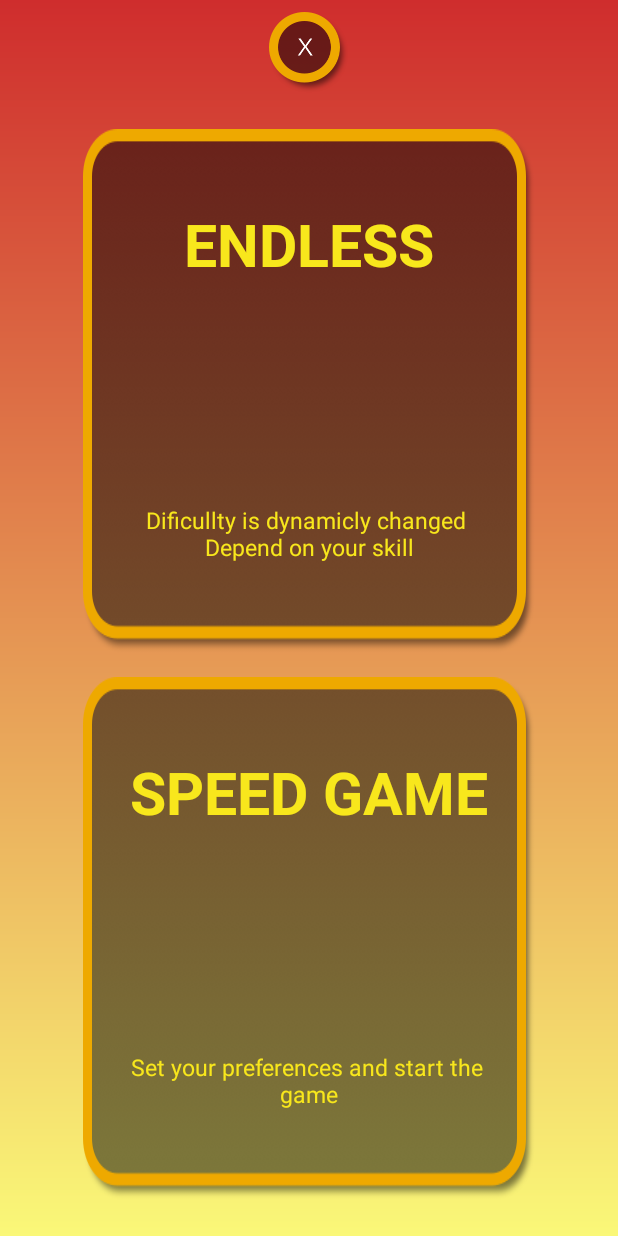
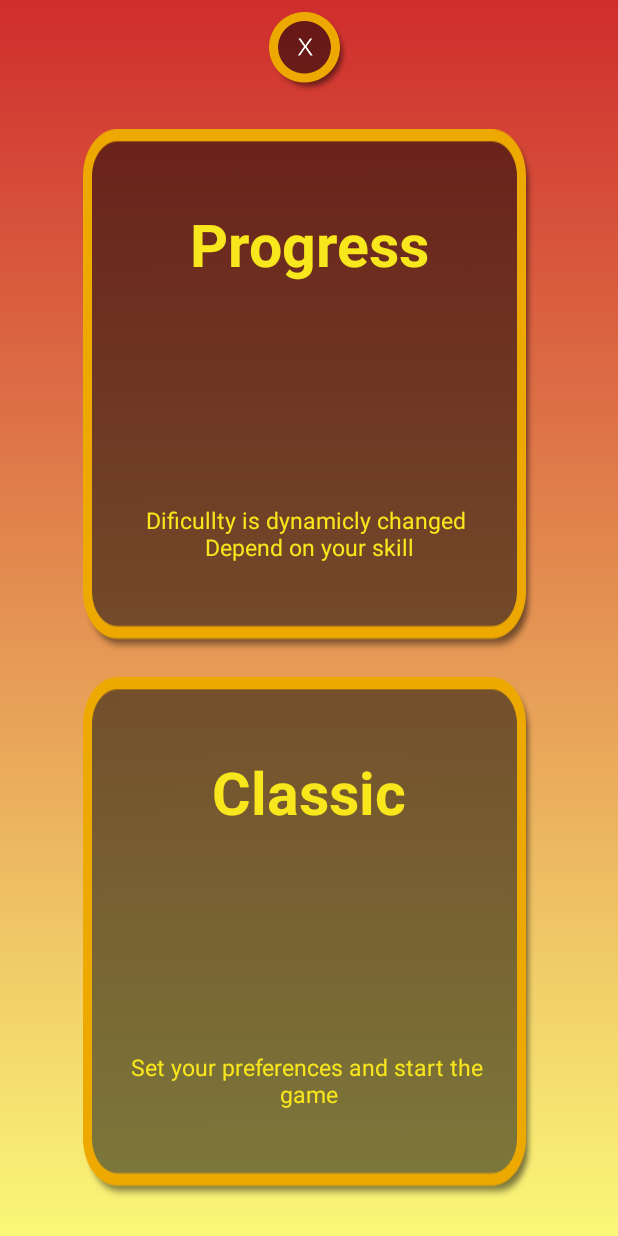
Before and after one commit to stankju23/MemoryBlitzKotlin, an Android app: the screen it shows after launch (GameTypeActivity), after a tap on an icon or button, on a phone screen of 412 x 824 dp. Run offline under Robolectric (Android 15) with nearby library versions, the phone set to English and light mode, and no system bars; libraries missing offline, so code that uses them is left out: me.everything.android; 1 statement that could not run was skipped.

Commit message:
highscore screen complete save and load game data and from shared preferences

```diff
--- a/app/src/main/java/com/example/stanislavcavajda/memoryblitz/Data/DataManager.kt
+++ b/app/src/main/java/com/example/stanislavcavajda/memoryblitz/Data/DataManager.kt
@@ -40,6 +40,8 @@ object DataManager {
 
     var classicGameHighScore: Int = 0
 
+    var progressGameHighScore: Int = 0
+
     var actualScore: Int = 0
 
     var pauseMillis: Long = 0
--- a/app/src/main/java/com/example/stanislavcavajda/memoryblitz/StartActivity.kt
+++ b/app/src/main/java/com/example/stanislavcavajda/memoryblitz/StartActivity.kt
@@ -2,12 +2,17 @@ package com.example.stanislavcavajda.memoryblitz
 
 import android.app.AlarmManager
 import android.app.PendingIntent
+import android.content.Context
 import android.content.Intent
 import android.support.v7.app.AppCompatActivity
 import android.os.Bundle
+import android.util.Log
 import android.view.View
 import kotlinx.android.synthetic.main.activity_start.*
 import android.view.animation.AlphaAnimation
+import com.example.stanislavcavajda.memoryblitz.Data.Constants
+import com.example.stanislavcavajda.memoryblitz.Data.DataManager
+import kotlinx.android.synthetic.main.two_x_two.*
 import me.everything.android.ui.overscroll.OverScrollDecoratorHelper
 import java.util.*
 
@@ -32,18 +37,31 @@ class StartActivity : AppCompatActivity() {
         OverScrollDecoratorHelper.setUpStaticOverScroll(main_layout,OverScrollDecoratorHelper.ORIENTATION_VERTICAL)
 
         score_button.setOnClickListener {
-
+            it.startAnimation(buttonClick)
+            var intent = Intent(this,HighScoreActivity::class.java)
+            startActivity(intent)
+            overridePendingTransition(R.anim.abc_slide_in_bottom, R.anim.abc_slide_out_bottom)
         }
 
         settings_button.setOnClickListener {
             it.startAnimation(buttonClick)
             var intent = Intent(this,SettingsActivity::class.java)
             startActivity(intent)
+            overridePendingTransition(R.anim.abc_slide_in_bottom, R.anim.abc_slide_out_bottom)
         }
 
+        var preferences = this.getSharedPreferences("highScore",Context.MODE_PRIVATE)
+        var gamePreferences = getSharedPreferences("game", Context.MODE_PRIVATE)
+        DataManager.progressGameHighScore = preferences.getInt(Constants.PROGRESS_GAME_HIGH_SCORE,0)
+        DataManager.classicGameHighScore = preferences.getInt(Constants.CLASSIC_GAME_HIGH_SCORE,0)
+        DataManager.actualCheckedGraphicPack = gamePreferences.getString(Constants.GRAPHIC_PACK,"christmas")
+        DataManager.cardMatrix = gamePreferences.getInt(Constants.CARD_MATRIX, 0)
+        DataManager.numberOfWantedCards = gamePreferences.getInt(Constants.NUMBER_OF_WANTED_CARDS,0)
+        DataManager.timeToMemorize = gamePreferences.getInt(Constants.TIME_TO_MEMORIZE,0)
+        DataManager.numberOfCards = gamePreferences.getInt(Constants.NUMBER_OF_CARDS,0)
 
-
-
+        Log.i("progres",DataManager.progressGameHighScore.toString())
+        Log.i("clasic",DataManager.classicGameHighScore.toString())
 
     }
 
--- a/app/src/main/res/layout/activity_game_type.xml
+++ b/app/src/main/res/layout/activity_game_type.xml
@@ -38,12 +38,13 @@
 
     <TextView
         android:id="@+id/textView4"
-        android:layout_width="wrap_content"
+        android:layout_width="0dp"
         android:layout_height="wrap_content"
         android:layout_marginEnd="8dp"
         android:layout_marginStart="8dp"
         android:layout_marginTop="50dp"
-        android:text="ENDLESS"
+        android:gravity="center"
+        android:text="@string/progress_game"
         android:textColor="@color/text_color"
         android:textSize="39sp"
         android:textStyle="bold"
@@ -67,15 +68,16 @@
 
     <TextView
         android:id="@+id/textView6"
-        android:layout_width="wrap_content"
+        android:layout_width="0dp"
         android:layout_height="wrap_content"
         android:layout_marginEnd="8dp"
         android:layout_marginStart="8dp"
         android:layout_marginTop="50dp"
-        android:text="SPEED GAME"
+        android:text="@string/classic_game"
         android:textColor="@color/text_color"
         android:textSize="39sp"
         android:textStyle="bold"
+        android:gravity="center"
         app:layout_constraintEnd_toEndOf="@+id/speed_game"
         app:layout_constraintStart_toStartOf="@+id/speed_game"
         app:layout_constraintTop_toTopOf="@+id/speed_game" />
--- a/app/src/main/res/layout/activity_progress_game.xml
+++ b/app/src/main/res/layout/activity_progress_game.xml
@@ -271,6 +271,7 @@
                 app:layout_constraintTop_toTopOf="parent">
 
                 <TextView
+                    android:id="@+id/points"
                     android:layout_width="0dp"
                     android:layout_height="wrap_content"
                     android:layout_gravity="center"
--- a/app/src/main/res/layout/card.xml
+++ b/app/src/main/res/layout/card.xml
@@ -50,7 +50,7 @@
                  android:layout_marginTop="8dp"
                  android:text="@{viewModel.title}"
                  android:textColor="#919191"
-                 android:textSize="20sp"
+                 android:textSize="16sp"
                  app:layout_constraintBottom_toBottomOf="parent"
                  app:layout_constraintEnd_toEndOf="parent"
                  app:layout_constraintStart_toStartOf="parent"
```
Also changed, not shown: app/src/main/AndroidManifest.xml (+8 -10 lines), app/src/main/java/com/example/stanislavcavajda/memoryblitz/ClassicGameActivity.kt (+24 -0 lines), app/src/main/java/com/example/stanislavcavajda/memoryblitz/Data/Constants.kt (+9 -0 lines), app/src/main/java/com/example/stanislavcavajda/memoryblitz/EndlessGameSettingsActivity.kt (+22 -1 lines), app/src/main/java/com/example/stanislavcavajda/memoryblitz/ProgressGameActivity.kt (+25 -6 lines), app/src/main/java/com/example/stanislavcavajda/memoryblitz/SpeedGameSettingsActivity.kt (+9 -0 lines), app/src/main/java/com/example/stanislavcavajda/memoryblitz/ViewModel/GamePlanItemViewModel.kt (+18 -6 lines), app/src/main/res/layout/activity_classic_game_2x2.xml (+13 -15 lines), app/src/main/res/layout/activity_endless_game_settings.xml (+5 -6 lines), app/src/main/res/layout/activity_speed_game.xml (+5 -5 lines), app/src/main/res/values/strings.xml (+11 -0 lines).
